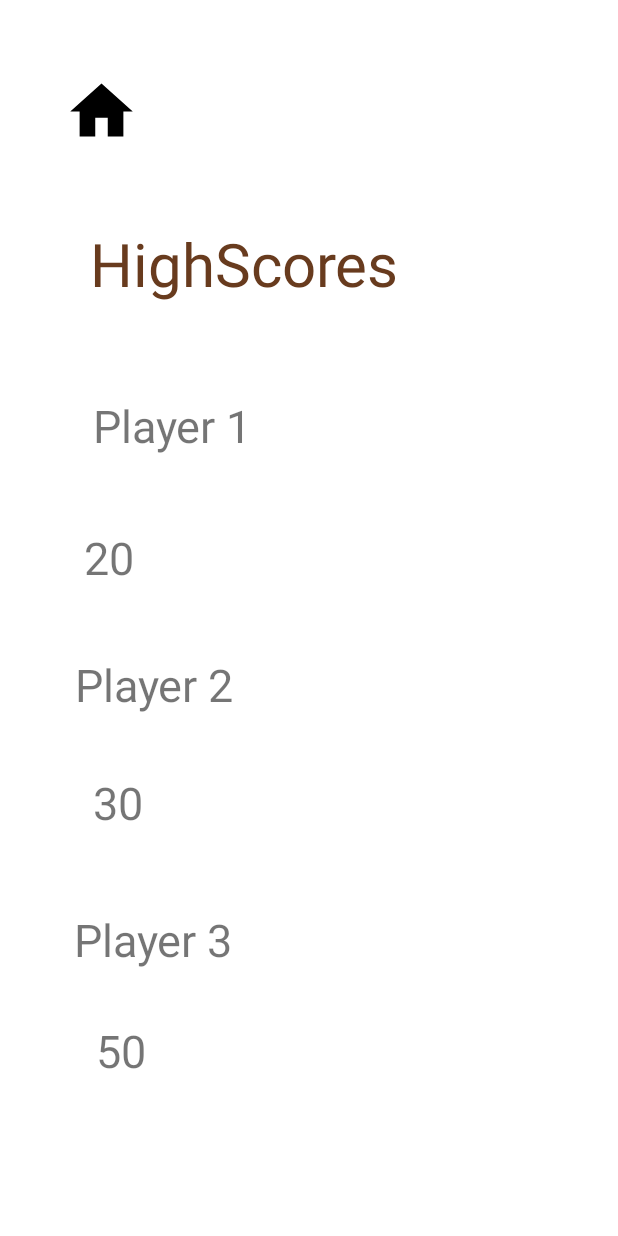
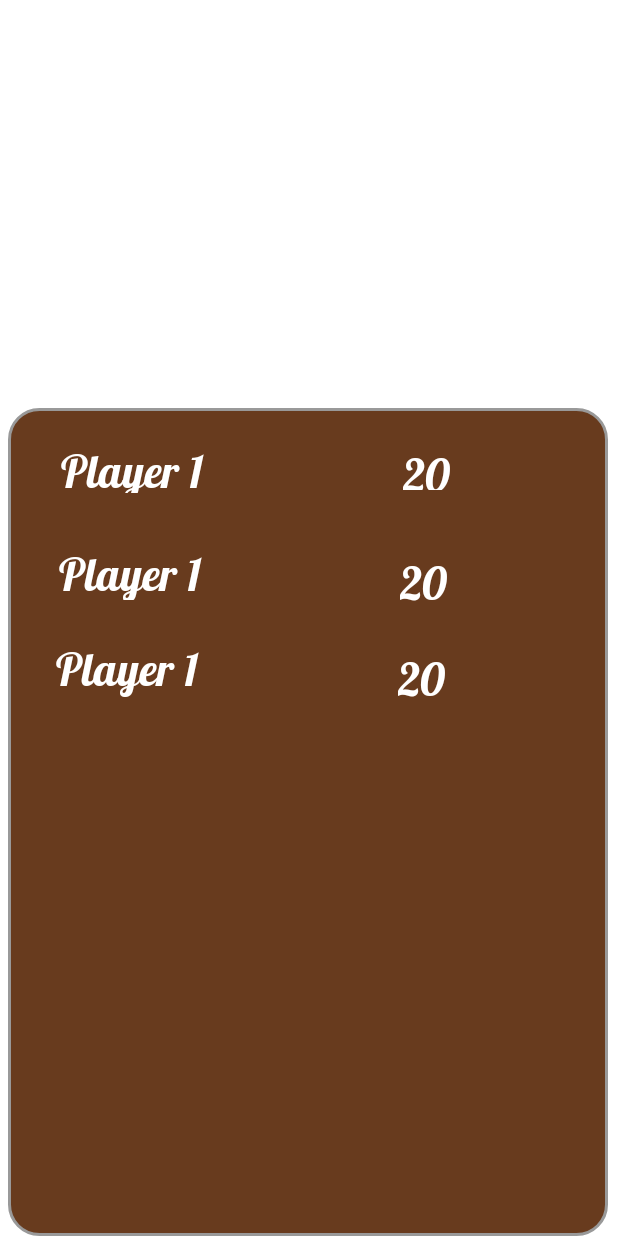
Before and after one commit to rayalajeevan/StarvingSnake, an Android app: the HighScoresActivity screen opened directly, with no data from a screen before it, on a phone screen of 412 x 824 dp. Run offline under Robolectric (Android 15) with nearby library versions, the phone set to English and light mode, and no system bars.

Commit message:
added animations

```diff
--- a/app/src/main/java/com/example/starvingsnake/HighScoresActivity.kt
+++ b/app/src/main/java/com/example/starvingsnake/HighScoresActivity.kt
@@ -4,15 +4,18 @@ import android.annotation.SuppressLint
 import android.content.Intent
 import androidx.appcompat.app.AppCompatActivity
 import android.os.Bundle
-import android.widget.ImageView
-import android.widget.TextView
+import android.os.Handler
+import android.widget.*
+import com.google.android.material.animation.AnimationUtils
 
 class HighScoresActivity : AppCompatActivity() {
-    @SuppressLint("Range")
+    @SuppressLint("Range", "ResourceType")
     override fun onCreate(savedInstanceState: Bundle?) {
         super.onCreate(savedInstanceState)
         setContentView(R.layout.activity_high_scores)
         val home_btn=findViewById<ImageView>(R.id.imageView3)
+        val highscore_text=findViewById<TextView>(R.id.textViewhigh)
+        val frame_btn=findViewById<RelativeLayout>(R.id.highscores_frame)
         var player_1_username=findViewById<TextView>(R.id.player_1_username)
         var player_2_username=findViewById<TextView>(R.id.player_2_username)
         var player_3_username=findViewById<TextView>(R.id.player_3_username)
@@ -24,7 +27,7 @@ class HighScoresActivity : AppCompatActivity() {
         if (cursor?.moveToFirst()==true) {
             player_1_username.setText(cursor?.getString(cursor.getColumnIndex(DatabaseAdapter.HIGHSCORE_USER_NAME)))
             player_1_score.setText(
-                "Score is :" + cursor?.getInt(
+                 cursor?.getInt(
                     cursor?.getColumnIndex(
                         DatabaseAdapter.HIGHSCORE
                     )
@@ -34,7 +37,7 @@ class HighScoresActivity : AppCompatActivity() {
             if (cursor?.moveToNext()==true) {
             player_2_username.setText(cursor?.getString(cursor.getColumnIndex(DatabaseAdapter.HIGHSCORE_USER_NAME)))
             player_2_score.setText(
-                "Score is :" + cursor?.getInt(
+                 cursor?.getInt(
                     cursor?.getColumnIndex(
                         DatabaseAdapter.HIGHSCORE
                     )
@@ -44,7 +47,7 @@ class HighScoresActivity : AppCompatActivity() {
         if (cursor?.moveToNext()==true) {
             player_3_username.setText(cursor?.getString(cursor.getColumnIndex(DatabaseAdapter.HIGHSCORE_USER_NAME)))
             player_3_score.setText(
-                "Score is :" + cursor?.getInt(
+                 cursor?.getInt(
                     cursor?.getColumnIndex(
                         DatabaseAdapter.HIGHSCORE
                     )
@@ -55,6 +58,15 @@ class HighScoresActivity : AppCompatActivity() {
             val intent=Intent(this,HomePageActivity::class.java)
             startActivity(intent)
         }
+        val ani_slide=android.view.animation.AnimationUtils.loadAnimation(applicationContext,R.animator.slide)
+        val ani_slide_up=android.view.animation.AnimationUtils.loadAnimation(applicationContext,R.animator.slide_up)
+        frame_btn.startAnimation(ani_slide_up)
+        home_btn.startAnimation(ani_slide)
+        highscore_text.startAnimation(ani_slide)
+        player_1_username.startAnimation(ani_slide_up)
+        player_1_score.startAnimation(ani_slide_up)
+        player_2_username.startAnimation(ani_slide_up)
+        player_2_score.startAnimation(ani_slide_up)
 
     }
 }
--- /dev/null
+++ b/app/src/main/res/drawable/roudned_layiut.xml
@@ -0,0 +1,14 @@
+<?xml version="1.0" encoding="UTF-8"?>
+<shape xmlns:android="http://schemas.android.com/apk/res/android">
+    <solid android:color="@color/mm"/>
+
+    <stroke android:width="2dp"
+        android:color="#999999"/>
+
+    <padding android:left="2dp"
+        android:top="2dp"
+        android:right="2dp"
+        android:bottom="2dp"/>
+
+    <corners android:radius="20dp" />
+</shape>
--- /dev/null
+++ b/app/src/main/res/font/lobster_font.xml
@@ -0,0 +1,14 @@
+<?xml version="1.0" encoding="utf-8"?>
+<font-family xmlns:tools="http://schemas.android.com/tools"
+    xmlns:android="http://schemas.android.com/apk/res/android">
+    <font
+        android:fontStyle="normal"
+        android:fontWeight="400"
+        android:font="@font/lobsterregular"
+        tools:ignore="ResourceCycle" />
+    <font
+        android:fontStyle="italic"
+        android:fontWeight="400"
+        android:font="@font/lobsterregular"
+        tools:ignore="ResourceCycle" />
+</font-family>
--- a/app/src/main/res/layout/activity_about.xml
+++ b/app/src/main/res/layout/activity_about.xml
@@ -21,6 +21,7 @@
     <TextView
         android:layout_width="261dp"
         android:layout_height="66dp"
+        android:fontFamily="@font/lobsterregular"
         android:text="About"
         android:textColor="@color/orange_200"
         android:textSize="40sp"
@@ -34,6 +35,7 @@
     <TextView
         android:id="@+id/player_1_username"
         android:layout_width="266dp"
+        android:fontFamily="@font/lobsterregular"
         android:layout_height="56dp"
         android:text="Developed By"
         android:textSize="35sp"
@@ -49,6 +51,7 @@
         android:layout_width="261dp"
         android:layout_height="40dp"
         android:text="Sanand"
+        android:fontFamily="@font/lobsterregular"
         android:textSize="30sp"
         app:layout_constraintBottom_toBottomOf="parent"
         app:layout_constraintEnd_toEndOf="parent"
@@ -62,6 +65,7 @@
         android:layout_width="283dp"
         android:layout_height="51dp"
         android:text="Harpreet"
+        android:fontFamily="@font/lobsterregular"
         android:textSize="30sp"
         app:layout_constraintBottom_toBottomOf="parent"
         app:layout_constraintEnd_toEndOf="parent"
@@ -74,6 +78,7 @@
         android:layout_width="270dp"
         android:layout_height="38dp"
         android:text="Anirudh"
+        android:fontFamily="@font/lobsterregular"
         android:textSize="30sp"
         app:layout_constraintBottom_toBottomOf="parent"
         app:layout_constraintEnd_toEndOf="parent"
@@ -87,6 +92,7 @@
         android:layout_width="250dp"
         android:layout_height="38dp"
         android:text="Maninder"
+        android:fontFamily="@font/lobsterregular"
         android:textSize="30sp"
         app:layout_constraintBottom_toBottomOf="parent"
         app:layout_constraintEnd_toEndOf="parent"
@@ -100,6 +106,7 @@
         android:layout_width="292dp"
         android:layout_height="54dp"
         android:text="Javid"
+        android:fontFamily="@font/lobsterregular"
         android:textSize="30sp"
         app:layout_constraintBottom_toBottomOf="parent"
         app:layout_constraintEnd_toEndOf="parent"
@@ -113,6 +120,7 @@
         android:layout_width="292dp"
         android:layout_height="54dp"
         android:text="Sarbjit"
+        android:fontFamily="@font/lobsterregular"
         android:textSize="30sp"
         app:layout_constraintBottom_toBottomOf="parent"
         app:layout_constraintEnd_toEndOf="parent"
@@ -126,6 +134,7 @@
         android:layout_width="292dp"
         android:layout_height="54dp"
         android:text="Japneet"
+        android:fontFamily="@font/lobsterregular"
         android:textSize="30sp"
         app:layout_constraintBottom_toBottomOf="parent"
         app:layout_constraintEnd_toEndOf="parent"
@@ -139,6 +148,7 @@
         android:layout_width="292dp"
         android:layout_height="54dp"
         android:text="Anvesh"
+        android:fontFamily="@font/lobsterregular"
         android:textSize="30sp"
         app:layout_constraintBottom_toBottomOf="parent"
         app:layout_constraintEnd_toEndOf="parent"
@@ -152,6 +162,7 @@
         android:layout_width="292dp"
         android:layout_height="54dp"
         android:text="Jhanavi"
+        android:fontFamily="@font/lobsterregular"
         android:textSize="30sp"
         app:layout_constraintBottom_toBottomOf="parent"
         app:layout_constraintEnd_toEndOf="parent"
--- a/app/src/main/res/layout/activity_game_levels.xml
+++ b/app/src/main/res/layout/activity_game_levels.xml
@@ -17,6 +17,7 @@
         android:layout_alignParentBottom="true"
         android:background="@drawable/round1"
         android:text="Easy"
+        android:fontFamily="@font/lobsterregular"
         android:textColor="@color/white"
         app:layout_constraintBottom_toBottomOf="parent"
         app:layout_constraintEnd_toEndOf="parent"
@@ -35,6 +36,7 @@
         android:layout_alignParentBottom="true"
         android:background="@drawable/round1"
         android:text="Medium"
+        android:fontFamily="@font/lobsterregular"
         android:textColor="@color/white"
         app:layout_constraintBottom_toBottomOf="parent"
         app:layout_constraintEnd_toEndOf="parent"
@@ -53,6 +55,7 @@
         android:layout_alignParentBottom="true"
         android:background="@drawable/round1"
         android:text="High"
+        android:fontFamily="@font/lobsterregular"
         android:textColor="@color/white"
         app:layout_constraintBottom_toBottomOf="parent"
         app:layout_constraintEnd_toEndOf="parent"
@@ -71,6 +74,7 @@
         android:text="Game Levels"
         android:textColor="@color/orange_200"
         android:textSize="30dp"
+        android:fontFamily="@font/lobsterregular"
         app:layout_constraintBottom_toBottomOf="parent"
         app:layout_constraintEnd_toEndOf="parent"
         app:layout_constraintHorizontal_bias="0.315"
--- a/app/src/main/res/layout/activity_game_over.xml
+++ b/app/src/main/res/layout/activity_game_over.xml
@@ -25,6 +25,7 @@
 
     <TextView
         android:id="@+id/textView1"
+        android:fontFamily="@font/lobsterregular"
         android:layout_width="293dp"
         android:layout_height="103dp"
         android:layout_alignParentStart="true"
@@ -44,6 +45,7 @@
     <TextView
         android:id="@+id/textView2"
         android:layout_width="wrap_content"
+        android:fontFamily="@font/lobsterregular"
         android:layout_height="80dp"
         android:layout_alignParentStart="true"
         android:layout_alignParentTop="true"
@@ -63,6 +65,7 @@
         android:id="@+id/button"
         android:layout_width="260dp"
         android:layout_height="59dp"
+        android:fontFamily="@font/lobsterregular"
         android:layout_alignParentStart="true"
         android:layout_alignParentTop="true"
         android:layout_alignParentEnd="true"
@@ -83,6 +86,7 @@
         android:layout_width="178dp"
         android:layout_height="wrap_content"
         android:layout_alignParentStart="true"
+        android:fontFamily="@font/lobsterregular"
         android:layout_alignParentTop="true"
         android:layout_alignParentEnd="true"
         android:layout_alignParentBottom="true"
--- a/app/src/main/res/layout/activity_high_scores.xml
+++ b/app/src/main/res/layout/activity_high_scores.xml
@@ -12,100 +12,141 @@
         android:layout_height="50dp"
         app:layout_constraintBottom_toBottomOf="parent"
         app:layout_constraintEnd_toEndOf="parent"
-        app:layout_constraintHorizontal_bias="0.11"
+        app:layout_constraintHorizontal_bias="0.045"
         app:layout_constraintStart_toStartOf="parent"
         app:layout_constraintTop_toTopOf="parent"
-        app:layout_constraintVertical_bias="0.064"
+        app:layout_constraintVertical_bias="0.023"
         app:srcCompat="@drawable/ic_baseline_home_24" />
 
     <TextView
+        android:id="@+id/textViewhigh"
         android:layout_width="261dp"
         android:layout_height="66dp"
         android:text="HighScores"
+        android:fontFamily="@font/lobsterregular"
         android:textColor="@color/orange_200"
         android:textSize="40sp"
         app:layout_constraintBottom_toBottomOf="parent"
         app:layout_constraintEnd_toEndOf="parent"
-        app:layout_constraintHorizontal_bias="0.4"
+        app:layout_constraintHorizontal_bias="0.646"
         app:layout_constraintStart_toStartOf="parent"
         app:layout_constraintTop_toTopOf="parent"
-        app:layout_constraintVertical_bias="0.196" />
+        app:layout_constraintVertical_bias="0.078" />
 
-    <TextView
-        android:id="@+id/player_1_username"
-        android:layout_width="190dp"
-        android:layout_height="52dp"
-        android:text="Player 1"
-        android:textSize="30sp"
+    <RelativeLayout
+        android:id="@+id/highscores_frame"
+        android:layout_width="400dp"
+        android:layout_height="552dp"
+        android:background="@drawable/roudned_layiut"
         app:layout_constraintBottom_toBottomOf="parent"
         app:layout_constraintEnd_toEndOf="parent"
-        app:layout_constraintHorizontal_bias="0.28"
+        app:layout_constraintHorizontal_bias="0.454"
         app:layout_constraintStart_toStartOf="parent"
         app:layout_constraintTop_toTopOf="parent"
-        app:layout_constraintVertical_bias="0.341" />
+        app:layout_constraintVertical_bias="1.0">
 
-    <TextView
-        android:id="@+id/player_2_username"
-        android:layout_width="193dp"
-        android:layout_height="54dp"
-        android:text="Player 2"
-        android:textSize="30sp"
-        app:layout_constraintBottom_toBottomOf="parent"
-        app:layout_constraintEnd_toEndOf="parent"
-        app:layout_constraintHorizontal_bias="0.228"
-        app:layout_constraintStart_toStartOf="parent"
-        app:layout_constraintTop_toTopOf="parent"
-        app:layout_constraintVertical_bias="0.566" />
+        <TextView
+            android:id="@+id/player_1_username"
+            android:layout_width="140dp"
+            android:layout_height="36dp"
+            android:layout_alignParentStart="true"
+            android:layout_alignParentTop="true"
+            android:layout_alignParentEnd="true"
+            android:layout_alignParentBottom="true"
+            android:layout_marginStart="33dp"
+            android:layout_marginTop="21dp"
+            android:layout_marginEnd="225dp"
+            android:layout_marginBottom="493dp"
+            android:fontFamily="@font/lobsterregular"
+            android:text="Player 1"
+            android:textColor="@color/white"
+            android:textSize="30dp" />
 
-    <TextView
-        android:id="@+id/player_3_username"
-        android:layout_width="196dp"
-        android:layout_height="52dp"
-        android:text="Player 3"
-        android:textSize="30sp"
-        app:layout_constraintBottom_toBottomOf="parent"
-        app:layout_constraintEnd_toEndOf="parent"
-        app:layout_constraintHorizontal_bias="0.228"
-        app:layout_constraintStart_toStartOf="parent"
-        app:layout_constraintTop_toTopOf="parent"
-        app:layout_constraintVertical_bias="0.785" />
+        <TextView
+            android:id="@+id/player_3_username"
+            android:layout_width="wrap_content"
+            android:layout_height="40dp"
+            android:layout_alignParentStart="true"
+            android:layout_alignParentTop="true"
+            android:layout_alignParentEnd="true"
+            android:layout_alignParentBottom="true"
+            android:layout_marginStart="30dp"
+            android:layout_marginTop="153dp"
+            android:layout_marginEnd="224dp"
+            android:layout_marginBottom="357dp"
+            android:fontFamily="@font/lobsterregular"
+            android:text="Player 1"
+            android:textColor="@color/white"
+            android:textSize="30dp" />
 
-    <TextView
-        android:id="@+id/player_1_score"
-        android:layout_width="277dp"
-        android:layout_height="53dp"
-        android:text="20"
-        android:textSize="30sp"
-        app:layout_constraintBottom_toBottomOf="parent"
-        app:layout_constraintEnd_toEndOf="parent"
-        app:layout_constraintHorizontal_bias="0.416"
-        app:layout_constraintStart_toStartOf="parent"
-        app:layout_constraintTop_toTopOf="parent"
-        app:layout_constraintVertical_bias="0.456" />
+        <TextView
+            android:id="@+id/player_2_username"
+            android:layout_width="wrap_content"
+            android:layout_height="38dp"
+            android:layout_alignParentStart="true"
+            android:layout_alignParentTop="true"
+            android:layout_alignParentEnd="true"
+            android:layout_alignParentBottom="true"
+            android:layout_marginStart="32dp"
+            android:layout_marginTop="90dp"
+            android:layout_marginEnd="222dp"
+            android:layout_marginBottom="422dp"
+            android:fontFamily="@font/lobsterregular"
+            android:text="Player 1"
+            android:textColor="@color/white"
+            android:textSize="30dp" />
 
-    <TextView
-        android:id="@+id/player_2_score"
-        android:layout_width="263dp"
-        android:layout_height="50dp"
-        android:text="30"
-        android:textSize="30sp"
-        app:layout_constraintBottom_toBottomOf="parent"
-        app:layout_constraintEnd_toEndOf="parent"
-        app:layout_constraintHorizontal_bias="0.416"
-        app:layout_constraintStart_toStartOf="parent"
-        app:layout_constraintTop_toTopOf="parent"
-        app:layout_constraintVertical_bias="0.665" />
+        <TextView
+            android:id="@+id/player_1_score"
+            android:layout_width="wrap_content"
+            android:layout_height="wrap_content"
+            android:layout_alignParentStart="true"
+            android:layout_alignParentTop="true"
+            android:layout_alignParentEnd="true"
+            android:layout_alignParentBottom="true"
+            android:layout_marginStart="261dp"
+            android:layout_marginTop="24dp"
+            android:layout_marginEnd="83dp"
+            android:layout_marginBottom="495dp"
+            android:fontFamily="@font/lobsterregular"
+            android:text="20"
+            android:textColor="@color/white"
+            android:textSize="30dp" />
 
-    <TextView
-        android:id="@+id/player_3_score"
-        android:layout_width="283dp"
-        android:layout_height="62dp"
-        android:text="50"
-        android:textSize="30sp"
-        app:layout_constraintBottom_toBottomOf="parent"
-        app:layout_constraintEnd_toEndOf="parent"
-        app:layout_constraintHorizontal_bias="0.498"
-        app:layout_constraintStart_toStartOf="parent"
-        app:layout_constraintTop_toTopOf="parent"
-        app:layout_constraintVertical_bias="0.892" />
+        <TextView
+            android:id="@+id/player_3_score"
+            android:layout_width="47dp"
+            android:layout_height="42dp"
+            android:layout_alignParentStart="true"
+            android:layout_alignParentTop="true"
+            android:layout_alignParentEnd="true"
+            android:layout_alignParentBottom="true"
+            android:layout_marginStart="258dp"
+            android:layout_marginTop="160dp"
+            android:layout_marginEnd="93dp"
+            android:layout_marginBottom="348dp"
+            android:fontFamily="@font/lobsterregular"
+            android:text="20"
+            android:textColor="@color/white"
+            android:textSize="30dp" />
+
+        <TextView
+            android:id="@+id/player_2_score"
+            android:layout_width="wrap_content"
+            android:layout_height="37dp"
+            android:layout_alignParentStart="true"
+            android:layout_alignParentTop="true"
+            android:layout_alignParentEnd="true"
+            android:layout_alignParentBottom="true"
+            android:layout_marginStart="259dp"
+            android:layout_marginTop="96dp"
+            android:layout_marginEnd="80dp"
+            android:layout_marginBottom="417dp"
+            android:fontFamily="@font/lobsterregular"
+            android:text="20"
+            android:textColor="@color/white"
+            android:textSize="30dp" />
+    </RelativeLayout>
+
+
 </androidx.constraintlayout.widget.ConstraintLayout>
--- a/app/src/main/res/layout/activity_home_page.xml
+++ b/app/src/main/res/layout/activity_home_page.xml
@@ -32,6 +32,7 @@
         android:layout_alignParentEnd="true"
         android:layout_alignParentBottom="true"
         android:background="@drawable/round1"
+        android:fontFamily="@font/lobsterregular"
         android:text="New Game"
         app:layout_constraintBottom_toBottomOf="parent"
         app:layout_constraintEnd_toEndOf="parent"
@@ -41,6 +42,7 @@
 
     <Button
         android:id="@+id/highscores"
+        android:fontFamily="@font/lobsterregular"
         android:layout_width="181dp"
         android:background="@drawable/round1"
         android:layout_height="54dp"
@@ -58,6 +60,7 @@
     <Button
         android:id="@+id/about"
         android:layout_width="181dp"
+        android:fontFamily="@font/lobsterregular"
         android:layout_height="54dp"
         android:layout_alignParentStart="true"
         android:layout_alignParentTop="true"
--- a/app/src/main/res/layout/activity_player_deatils.xml
+++ b/app/src/main/res/layout/activity_player_deatils.xml
@@ -26,6 +26,7 @@
         android:text="Enter Player     Details"
         android:textColor="#683b1e"
         android:textSize="40dp"
+        android:fontFamily="@font/lobsterregular"
         app:layout_constraintBottom_toBottomOf="parent"
         app:layout_constraintEnd_toEndOf="parent"
         app:layout_constraintHorizontal_bias="0.496"
@@ -38,6 +39,7 @@
         android:layout_width="285dp"
         android:layout_height="52dp"
         android:hint="Player name"
+        android:fontFamily="@font/lobsterregular"
         android:text=""
         app:layout_constraintBottom_toBottomOf="parent"
         app:layout_constraintEnd_toEndOf="parent"
@@ -49,6 +51,7 @@
         android:layout_width="203dp"
         android:layout_height="64dp"
         android:text="Submit"
+        android:fontFamily="@font/lobsterregular"
         android:background="@drawable/round1"
         app:layout_constraintBottom_toBottomOf="parent"
         app:layout_constraintEnd_toEndOf="parent"
--- a/app/src/main/res/layout/activity_playing_area.xml
+++ b/app/src/main/res/layout/activity_playing_area.xml
@@ -20,7 +20,7 @@
         android:layout_marginTop="40dp"
         android:layout_marginEnd="25dp"
         android:layout_marginBottom="659dp"
-        android:fontFamily="sans-serif-black"
+        android:fontFamily="@font/lobsterregular"
         android:text="Quit"
         android:textSize="20dp" />
 
@@ -108,6 +108,7 @@
         android:layout_marginEnd="152dp"
         android:layout_marginBottom="661dp"
         android:text="0"
+        android:fontFamily="@font/lobsterregular"
         android:textColor="@color/black"
         android:textSize="25sp" />
 
--- a/app/src/main/res/values/themes.xml
+++ b/app/src/main/res/values/themes.xml
@@ -9,8 +9,10 @@
         <item name="colorSecondary">@color/orange_200</item>
         <item name="colorSecondaryVariant">@color/orange_200</item>
         <item name="colorOnSecondary">@color/white</item>
+        <item name="android:textViewStyle">@font/lobster_font</item>
+        <item name="android:buttonStyle">@font/lobster_font</item>
         <!-- Status bar color. -->
-        <item name="android:statusBarColor" tools:targetApi="l">?attr/colorPrimaryVariant</item>
+        <item name="android:statusBarColor" >?attr/colorPrimaryVariant</item>
         <!-- Customize your theme here. -->
     </style>
 
@@ -22,4 +24,16 @@
     <style name="Theme.StarvingSnake.AppBarOverlay" parent="ThemeOverlay.AppCompat.Dark.ActionBar" />
 
     <style name="Theme.StarvingSnake.PopupOverlay" parent="ThemeOverlay.AppCompat.Light" />
+    <style name="AppTheme" parent="Theme.MaterialComponents.DayNight.NoActionBar">
+        <item name="android:textViewStyle">@font/lobster_font</item>
+        <item name="android:buttonStyle">@font/lobster_font</item>
+    </style>
+
+    <style name="RobotoTextViewStyle" parent="android:Widget.TextView">
+        <item name="android:fontFamily">@font/lobster_font</item>
+    </style>
+
+    <style name="RobotoButtonStyle" parent="android:Widget.Holo.Button">
+        <item name="android:fontFamily">@font/lobster_font</item>
+    </style>
 </resources>
```
Also changed, not shown: app/src/main/res/animator/slide.xml (added, +12 -0 lines), app/src/main/res/animator/slide_up.xml (added, +8 -0 lines), app/src/main/font/lobsterregular.ttf (added), app/src/main/res/font/lobsterregular.ttf (added), 4 other files.
